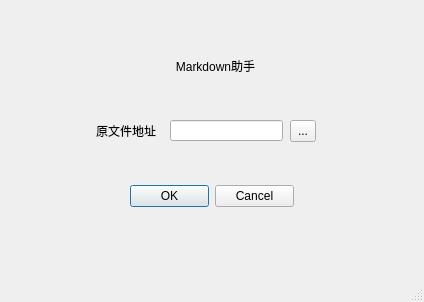
Before: the Qt Designer form mainWindow.ui in yocson/WeBlog, drawn with Qt 5.
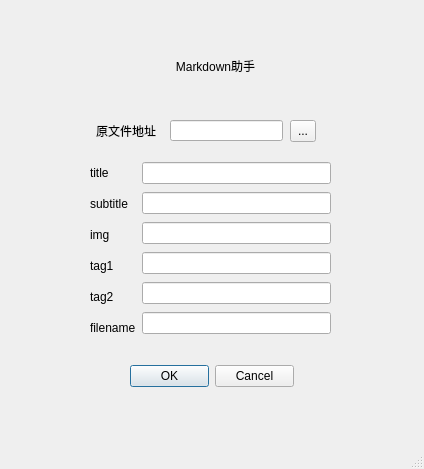
After: the same form once the commit is applied.

Commit message: 在UI界面增加YAML参数

What changed in the file:
```diff
--- a/mainWindow.ui
+++ b/mainWindow.ui
@@ -7,7 +7,7 @@
     <x>0</x>
     <y>0</y>
     <width>424</width>
-    <height>302</height>
+    <height>469</height>
    </rect>
   </property>
   <property name="windowTitle">
@@ -57,7 +57,7 @@
     <property name="geometry">
      <rect>
       <x>130</x>
-      <y>180</y>
+      <y>360</y>
       <width>164</width>
       <height>32</height>
      </rect>
@@ -91,6 +91,86 @@
      <set>Qt::AlignCenter</set>
     </property>
    </widget>
+   <widget class="QWidget" name="horizontalLayoutWidget">
+    <property name="geometry">
+     <rect>
+      <x>90</x>
+      <y>160</y>
+      <width>241</width>
+      <height>180</height>
+     </rect>
+    </property>
+    <layout class="QHBoxLayout" name="horizontalLayout">
+     <item>
+      <layout class="QVBoxLayout" name="verticalLayout">
+       <item>
+        <widget class="QLabel" name="label_3">
+         <property name="text">
+          <string>title</string>
+         </property>
+        </widget>
+       </item>
+       <item>
+        <widget class="QLabel" name="label_4">
+         <property name="text">
+          <string>subtitle</string>
+         </property>
+        </widget>
+       </item>
+       <item>
+        <widget class="QLabel" name="label_5">
+         <property name="text">
+          <string>img</string>
+         </property>
+        </widget>
+       </item>
+       <item>
+        <widget class="QLabel" name="label_6">
+         <property name="text">
+          <string>tag1</string>
+         </property>
+        </widget>
+       </item>
+       <item>
+        <widget class="QLabel" name="label_7">
+         <property name="text">
+          <string>tag2</string>
+         </property>
+        </widget>
+       </item>
+       <item>
+        <widget class="QLabel" name="label_8">
+         <property name="text">
+          <string>filename</string>
+         </property>
+        </widget>
+       </item>
+      </layout>
+     </item>
+     <item>
+      <layout class="QVBoxLayout" name="verticalLayout_2">
+       <item>
+        <widget class="QLineEdit" name="lineEdit_2"/>
+       </item>
+       <item>
+        <widget class="QLineEdit" name="lineEdit_3"/>
+       </item>
+       <item>
+        <widget class="QLineEdit" name="lineEdit_4"/>
+       </item>
+       <item>
+        <widget class="QLineEdit" name="lineEdit_5"/>
+       </item>
+       <item>
+        <widget class="QLineEdit" name="lineEdit_6"/>
+       </item>
+       <item>
+        <widget class="QLineEdit" name="lineEdit_7"/>
+       </item>
+      </layout>
+     </item>
+    </layout>
+   </widget>
   </widget>
   <widget class="QMenuBar" name="menubar">
    <property name="geometry">
```
The commit also changes 2 other files.
